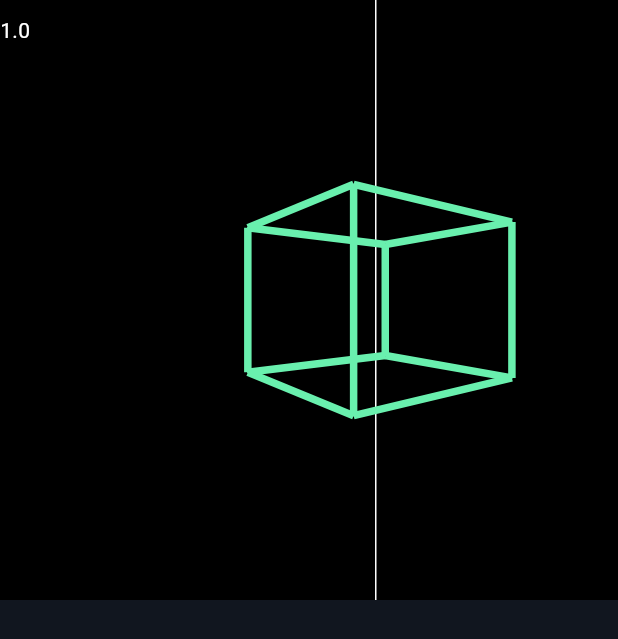
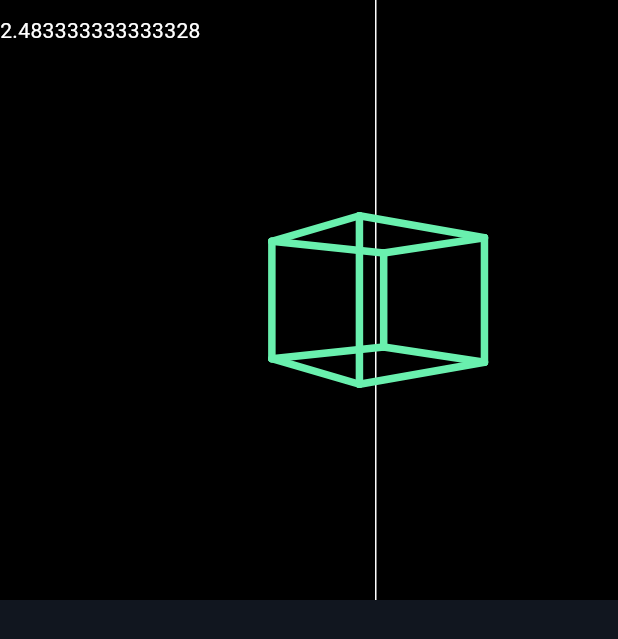
Before and after one commit to Mangoo0110/math_and_3d, a Flutter app: the screen it shows after launch, on a phone screen of 412 x 824 dp. Shown: the top 639 px of the screen. Run offline on Flutter 3.47's test engine with Material 3 defaults, Android fonts, the light colour scheme and no system bars; Roboto replaces fonts that are missing (Poppins).

Commit message:
animate endless

```diff
--- a/lib/main.dart
+++ b/lib/main.dart
@@ -48,25 +48,30 @@ class _TheRealmState extends State<TheRealm> {
 
   List<Vec3> threeDpoints = [
     // Back face
-    Vec3(.25, .25, 0.25),  // bottom-right
-    Vec3(-.25, .25, 0.25), // bottom-left
-    Vec3(-.25, -.25, 0.25),// top-left
-    Vec3(.25, -.25, 0.25), // top-right
+    Vec3(.5, .5, 0.5),  // bottom-right
+    Vec3(-.5, .5, 0.5), // bottom-left
+    Vec3(-.5, -.5, 0.5),// top-left
+    Vec3(.5, -.5, 0.5), // top-right
 
     // Front face
-    Vec3(.25, .25, -0.25),
-    Vec3(-.25, .25, -0.25),
-    Vec3(-.25, -.25, -0.25),
-    Vec3(.25, -.25, -0.25),
+    Vec3(.5, .5, -0.5),
+    Vec3(-.5, .5, -0.5),
+    Vec3(-.5, -.5, -0.5),
+    Vec3(.5, -.5, -0.5),
   ];
 
   List<DrawLineValue> toDrawCubeLineValues(List<Vec2> points) {
     List<DrawLineValue> lines = [];
+    List<Color> colors = [
+      Colors.greenAccent,
+      Colors.greenAccent,
+      Colors.greenAccent,
+    ];
     for(int i = 0; i < points.length; i++) {
       // join
-      if((i + 1) % 4 != 0) lines.add(DrawLineValue(from: points[i], to: points[(i + 1) % points.length]));
-      if((i + 1) % 4 == 0) lines.add(DrawLineValue(from: points[i], to: points[(i + 1) - 4]));
-      if(i + 4 < 8) lines.add(DrawLineValue(from: points[i], to: points[(i + 4)]));
+      if((i + 1) % 4 != 0) lines.add(DrawLineValue(from: points[i], to: points[(i + 1) % points.length], color: colors[i % colors.length]));
+      if((i + 1) % 4 == 0) lines.add(DrawLineValue(from: points[i], to: points[(i + 1) - 4], color: colors[i % colors.length]));
+      if(i + 4 < 8) lines.add(DrawLineValue(from: points[i], to: points[(i + 4)], color: colors[i % colors.length]));
     }
     return lines;
   }
@@ -145,9 +150,9 @@ class _TheRealmState extends State<TheRealm> {
     timer = Timer.periodic(Duration(milliseconds: (1000/fps).floor()), (timer) {
       frame += 1;
       depth += dt;
-      //dz += dt;
+      if(frame < fps * 1.5) dz += dt;
       angle += pi * dt;
-      // if(frame >= fps * 10) {
+      // if(frame >= fps * 5) {
       //   timer.cancel();
       //   return;
       // }
@@ -361,7 +366,9 @@ class DrawLines extends CustomPainter {
         toOffset(line.from),
         toOffset(line.to),
         Paint()..color = line.color
-        ..strokeWidth = 5,
+        ..strokeWidth = 5
+        ..strokeJoin = StrokeJoin.round
+        ..strokeCap = StrokeCap.round,
       )
       ;
     }
```
